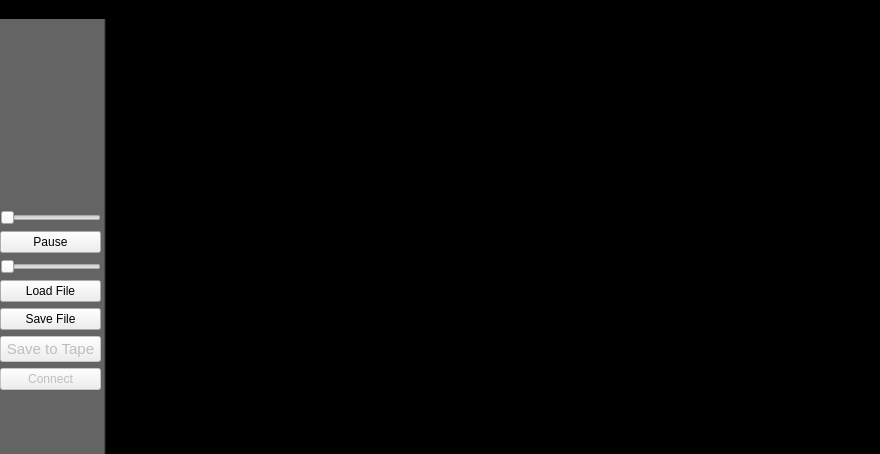
First picture: the form in PatternPaint/mainwindow.ui, repository Blinkinlabs/PatternPaint, before the edit.
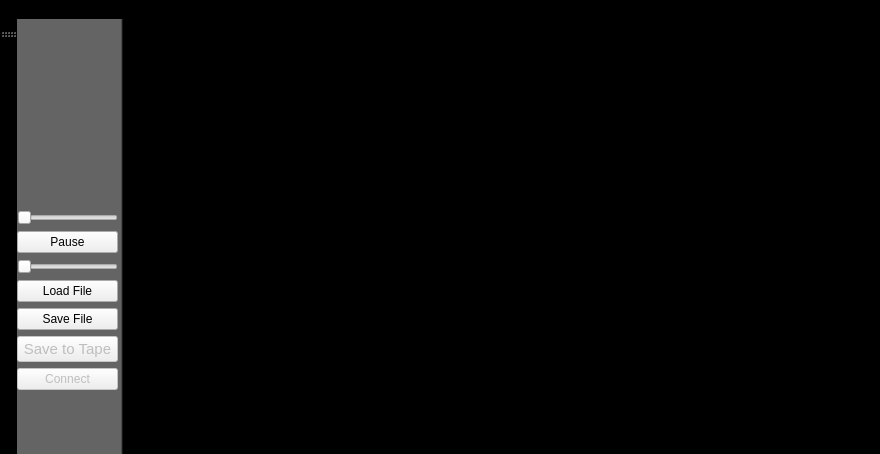
Second picture: the form after the edit. Icons and pictures are not drawn. Custom widgets are drawn as their Qt base class.

Commit message: Temp changes in gui for tools

What changed in the file:
```diff
--- a/PatternPaint/mainwindow.ui
+++ b/PatternPaint/mainwindow.ui
@@ -264,7 +264,7 @@
            <x>0</x>
            <y>0</y>
            <width>500</width>
-           <height>427</height>
+           <height>434</height>
           </rect>
          </property>
          <property name="sizePolicy">
@@ -361,6 +361,95 @@
    <addaction name="menuTools"/>
    <addaction name="menuHelp"/>
   </widget>
+  <widget class="QToolBar" name="toolBar">
+   <property name="palette">
+    <palette>
+     <active>
+      <colorrole role="Base">
+       <brush brushstyle="SolidPattern">
+        <color alpha="255">
+         <red>255</red>
+         <green>255</green>
+         <blue>255</blue>
+        </color>
+       </brush>
+      </colorrole>
+      <colorrole role="Window">
+       <brush brushstyle="SolidPattern">
+        <color alpha="255">
+         <red>0</red>
+         <green>0</green>
+         <blue>0</blue>
+        </color>
+       </brush>
+      </colorrole>
+     </active>
+     <inactive>
+      <colorrole role="Base">
+       <brush brushstyle="SolidPattern">
+        <color alpha="255">
+         <red>255</red>
+         <green>255</green>
+         <blue>255</blue>
+        </color>
+       </brush>
+      </colorrole>
+      <colorrole role="Window">
+       <brush brushstyle="SolidPattern">
+        <color alpha="255">
+         <red>0</red>
+         <green>0</green>
+         <blue>0</blue>
+        </color>
+       </brush>
+      </colorrole>
+     </inactive>
+     <disabled>
+      <colorrole role="Base">
+       <brush brushstyle="SolidPattern">
+        <color alpha="255">
+         <red>0</red>
+         <green>0</green>
+         <blue>0</blue>
+        </color>
+       </brush>
+      </colorrole>
+      <colorrole role="Window">
+       <brush brushstyle="SolidPattern">
+        <color alpha="255">
+         <red>0</red>
+         <green>0</green>
+         <blue>0</blue>
+        </color>
+       </brush>
+      </colorrole>
+     </disabled>
+    </palette>
+   </property>
+   <property name="windowTitle">
+    <string>toolBar</string>
+   </property>
+   <property name="movable">
+    <bool>false</bool>
+   </property>
+   <attribute name="toolBarArea">
+    <enum>LeftToolBarArea</enum>
+   </attribute>
+   <attribute name="toolBarBreak">
+    <bool>false</bool>
+   </attribute>
+  </widget>
+  <widget class="QToolBar" name="toolBar_2">
+   <property name="windowTitle">
+    <string>toolBar_2</string>
+   </property>
+   <attribute name="toolBarArea">
+    <enum>LeftToolBarArea</enum>
+   </attribute>
+   <attribute name="toolBarBreak">
+    <bool>false</bool>
+   </attribute>
+  </widget>
   <action name="actionLoad_File">
    <property name="text">
     <string>Load File</string>
```
Left out of the diff: 27 changed lines with no effect on the pictures. The commit also changes 5 other files.
